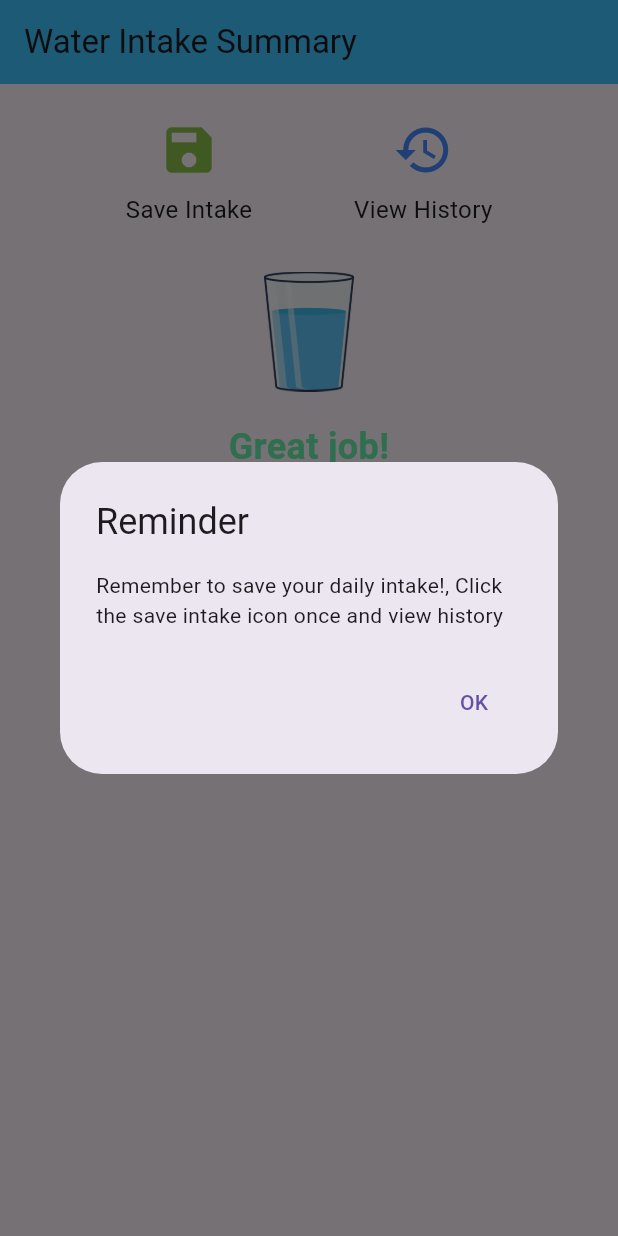
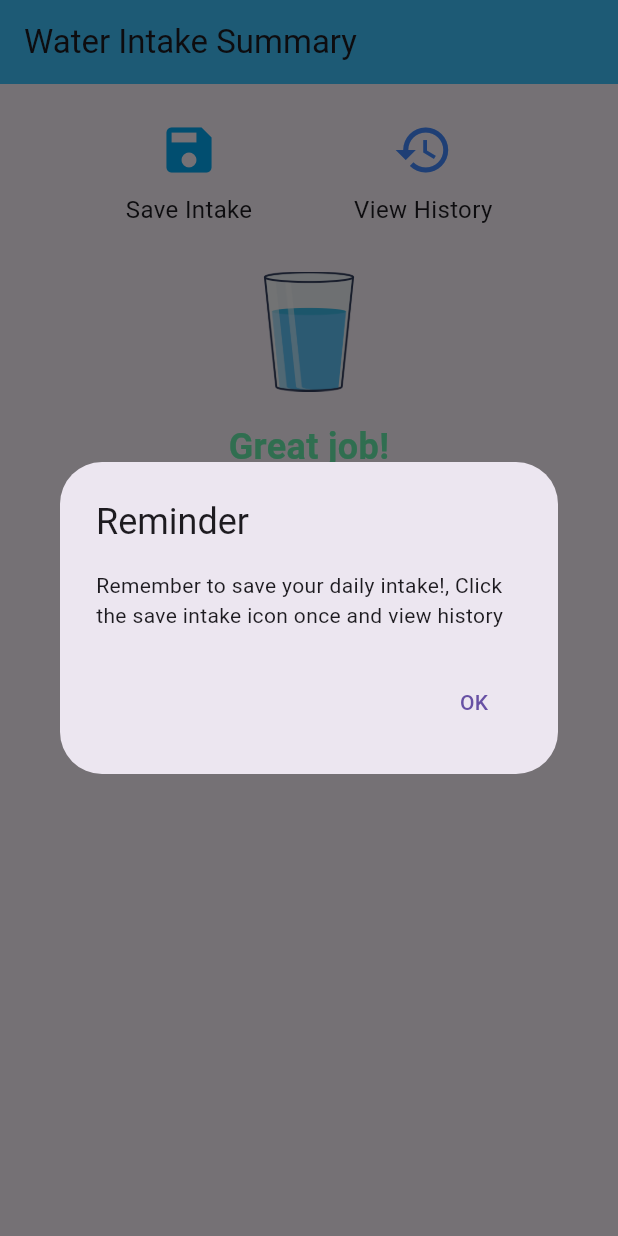
Before and after one commit to Mkirwa24/Flutter-Dart-project, a Flutter app: the SummaryScreen screen opened directly with empty values, on a phone screen of 412 x 824 dp. Run offline on Flutter 3.47's test engine with Material 3 defaults, Android fonts, the phone set to English and light mode, and no system bars; our stand-ins replace cloud_firestore, firebase_auth, firebase_core, flutter_local_notifications, timezone; accounts and stored records are empty.

Commit message:
changed the color for the save intake icon

```diff
--- a/water_intake_tracker/lib/summary_screen.dart
+++ b/water_intake_tracker/lib/summary_screen.dart
@@ -153,7 +153,7 @@ class SummaryScreen extends StatelessWidget {
                     children: [
                       IconButton(
                         icon: const Icon(Icons.save,
-                            size: 40, color: Colors.lightGreen),
+                            size: 40, color: Colors.lightBlue),
                         onPressed: saveDailyIntake,
                       ),
                       const Text('Save Intake',
```
Also changed, not shown: 2 other files.
